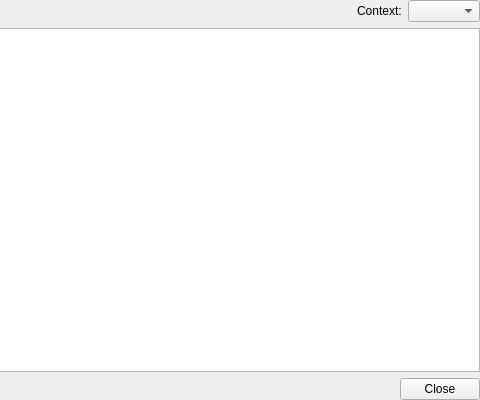
Above: src/Form_Files/ReplacementChooser.ui from Sigil-Ebook/Sigil before the change; both pictures show x 520 to 1000 and y 0 to 400 of the 1000 by 400 pixel window. Below: the same form after it.
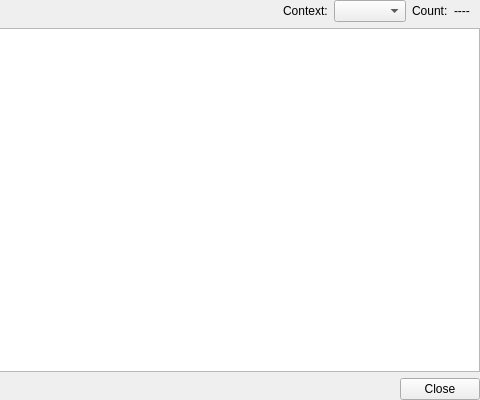
That is the form after the change.

Commit message: keep current count in ReplacementChooser [deploy]

Diff of the .ui file:
```diff
--- a/src/Form_Files/ReplacementChooser.ui
+++ b/src/Form_Files/ReplacementChooser.ui
@@ -64,6 +64,23 @@
        </property>
       </widget>
      </item>
+          <item>
+      <widget class="QLabel" name="cntlbl">
+       <property name="text">
+        <string>Count:</string>
+       </property>
+      </widget>
+     </item>
+     <item>
+      <widget class="QLabel" name="cntamt">
+       <property name="toolTip">
+        <string>Total Number of Matches/Replacements</string>
+       </property>
+       <property name="text">
+        <string>----   </string>
+       </property>
+      </widget>
+     </item>
     </layout>
    </item>
    <item>
```
The commit also changes 2 other files.
